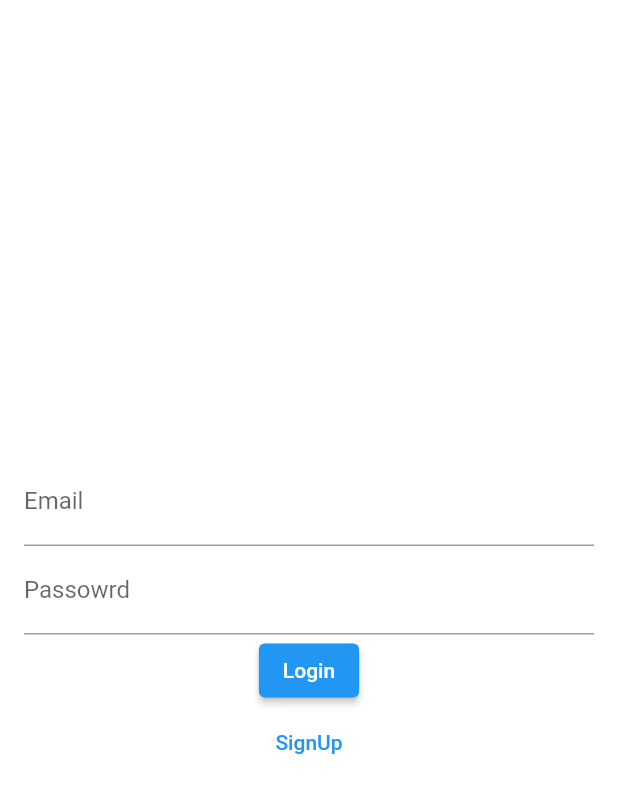
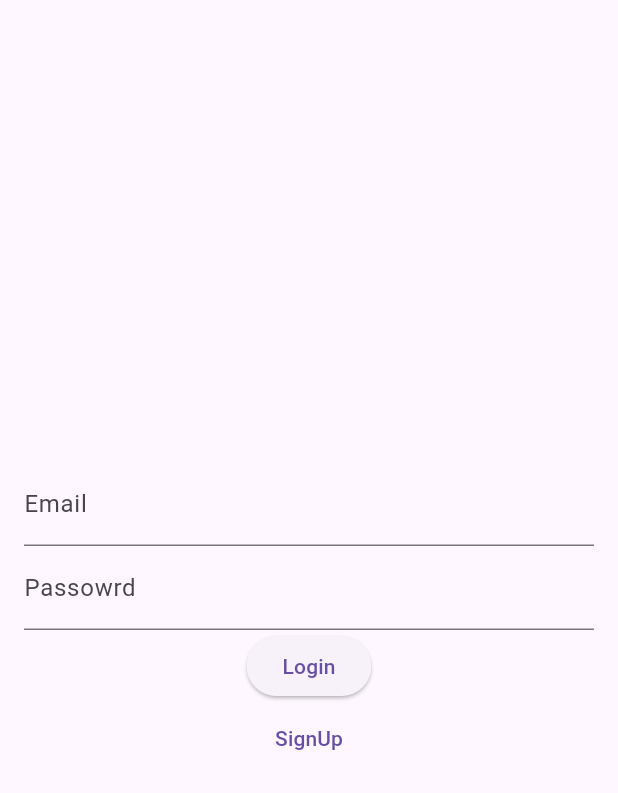
Before and after one commit to TalgatBatyrov/saving, a Flutter app: the screen it shows after launch, on a phone screen of 412 x 824 dp. Shown: the top 793 px of the screen. Run offline on Flutter 3.47's test engine with Material 2 defaults, Android fonts, the light colour scheme and no system bars; our stand-ins replace auto_route, cloud_firestore, dio, equatable, firebase_auth, firebase_core and 7 more; accounts and stored records are empty.

Commit message:
feat: theming

```diff
--- a/lib/savings_app.dart
+++ b/lib/savings_app.dart
@@ -4,15 +4,16 @@ import 'package:saving/repositories/savings/abstract_savings_repository.dart';
 import 'package:saving/repositories/statistics/abstract_statistics_repository.dart';
 import 'package:saving/repositories/user/auth_repository.dart';
 import 'package:saving/router/router.dart';
-import 'package:saving/theme/theme.dart';
 import 'package:cloud_firestore/cloud_firestore.dart';
 import 'package:flutter/material.dart';
 import 'package:flutter_bloc/flutter_bloc.dart';
 import 'package:get_it/get_it.dart';
+import 'package:saving/theming/app_themes.dart';
 
 import 'features/auth/blocs/auth_cubit.dart';
 import 'features/saving/blocs/saving_cubit.dart';
 import 'features/statistic/blocs/statistic_cubit.dart';
+import 'features/theme/theme_cubit.dart';
 
 class SavingsApp extends StatefulWidget {
   const SavingsApp({super.key});
@@ -51,11 +52,18 @@ class _SavingsAppState extends State<SavingsApp> {
           BlocProvider.value(value: _savingCubit),
           BlocProvider.value(value: _statisticCubit),
           BlocProvider.value(value: _authCubit),
+          BlocProvider(create: (_) => ThemeCubit()),
         ],
-        child: MaterialApp.router(
-          debugShowCheckedModeBanner: false,
-          theme: darkTheme,
-          routerConfig: _appRouter.config(),
+        child: BlocBuilder<ThemeCubit, ThemeMode>(
+          builder: (context, themeMode) {
+            return MaterialApp.router(
+              debugShowCheckedModeBanner: false,
+              themeMode: themeMode,
+              theme: AppThemes.light,
+              darkTheme: AppThemes.dark,
+              routerConfig: _appRouter.config(),
+            );
+          },
         ),
       ),
     );
--- /dev/null
+++ b/lib/theming/app_themes.dart
@@ -0,0 +1,36 @@
+import 'package:flutter/material.dart';
+
+abstract class AppThemes {
+  static ThemeData get light => ThemeData.light(useMaterial3: true).copyWith(
+        textTheme: ThemeData.light(useMaterial3: true).textTheme.copyWith(
+              bodyMedium: const TextStyle(color: Colors.black),
+            ),
+        cardTheme: CardTheme(color: Colors.grey[200]),
+        pageTransitionsTheme: const PageTransitionsTheme(
+          builders: {
+            TargetPlatform.android: FadeUpwardsPageTransitionsBuilder(),
+            TargetPlatform.iOS: FadeUpwardsPageTransitionsBuilder(),
+            TargetPlatform.linux: FadeUpwardsPageTransitionsBuilder(),
+            TargetPlatform.macOS: FadeUpwardsPageTransitionsBuilder(),
+            TargetPlatform.windows: FadeUpwardsPageTransitionsBuilder(),
+          },
+        ),
+      );
+
+  static ThemeData get dark => ThemeData.dark(useMaterial3: true).copyWith(
+        textTheme: ThemeData.dark(useMaterial3: true).textTheme.copyWith(
+              bodyMedium: const TextStyle(color: Colors.white),
+            ),
+        scaffoldBackgroundColor: Colors.black87,
+        cardTheme: CardTheme(color: Colors.grey.withOpacity(0.22)),
+        pageTransitionsTheme: const PageTransitionsTheme(
+          builders: {
+            TargetPlatform.android: FadeUpwardsPageTransitionsBuilder(),
+            TargetPlatform.iOS: FadeUpwardsPageTransitionsBuilder(),
+            TargetPlatform.linux: FadeUpwardsPageTransitionsBuilder(),
+            TargetPlatform.macOS: FadeUpwardsPageTransitionsBuilder(),
+            TargetPlatform.windows: FadeUpwardsPageTransitionsBuilder(),
+          },
+        ),
+      );
+}
--- a/pubspec.yaml
+++ b/pubspec.yaml
@@ -16,7 +16,7 @@ publish_to: "none" # Remove this line if you wish to publish to pub.dev
 # https://developer.apple.com/library/archive/documentation/General/Reference/InfoPlistKeyReference/Articles/CoreFoundationKeys.html
 # In Windows, build-name is used as the major, minor, and patch parts
 # of the product and file versions while build-number is used as the build suffix.
-version: 1.0.0+1
+version: 1.0.1+2
 
 environment:
   sdk: ">=3.0.5 <4.0.0"
```
Also changed, not shown: lib/app_widgets/theme_toggle_button.dart (added, +24 -0 lines), lib/features/saving/view/savings_page.dart (+4 -28 lines), lib/features/saving/widgets/delete_saving_button.dart (+4 -34 lines), lib/features/saving/widgets/saving_tile.dart (+4 -4 lines), lib/features/theme/theme_cubit.dart (added, +18 -0 lines), lib/utilities/dialogs/cannot_share_empty_note_dialog.dart (added, +14 -0 lines), lib/utilities/dialogs/delete_dialog.dart (added, +17 -0 lines), lib/utilities/dialogs/error_dialog.dart (added, +15 -0 lines), lib/utilities/dialogs/generic_dialog.dart (added, +34 -0 lines), lib/utilities/dialogs/logout_dialog.dart (added, +17 -0 lines), lib/firebase_options.dart, 6 other files.
